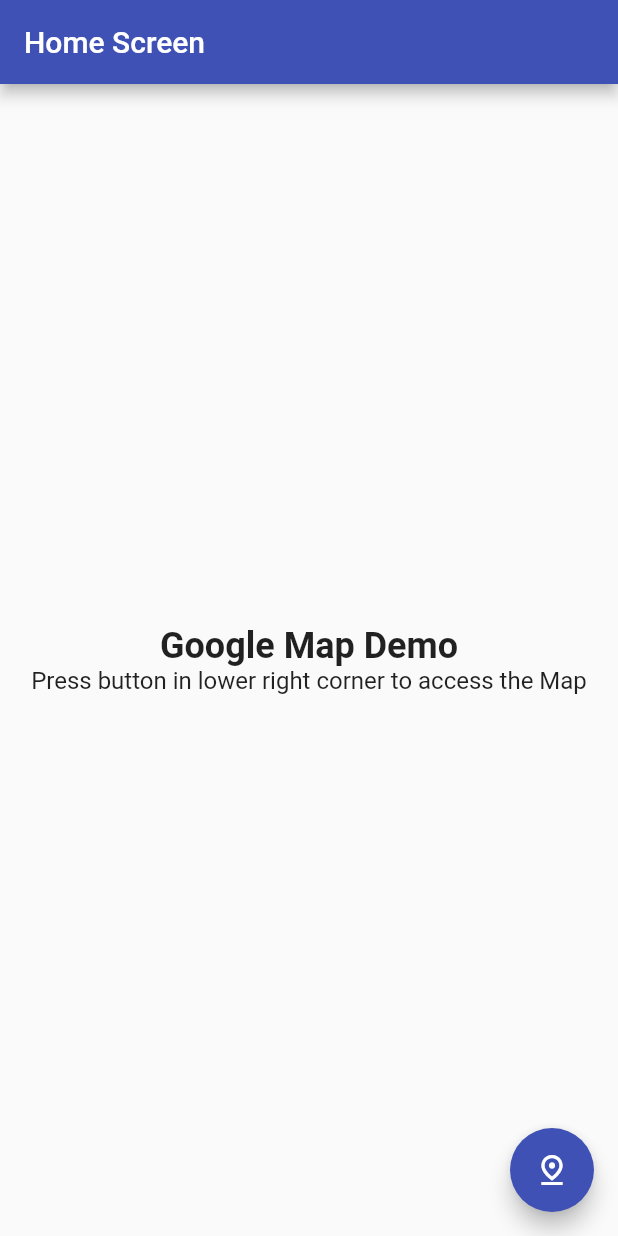
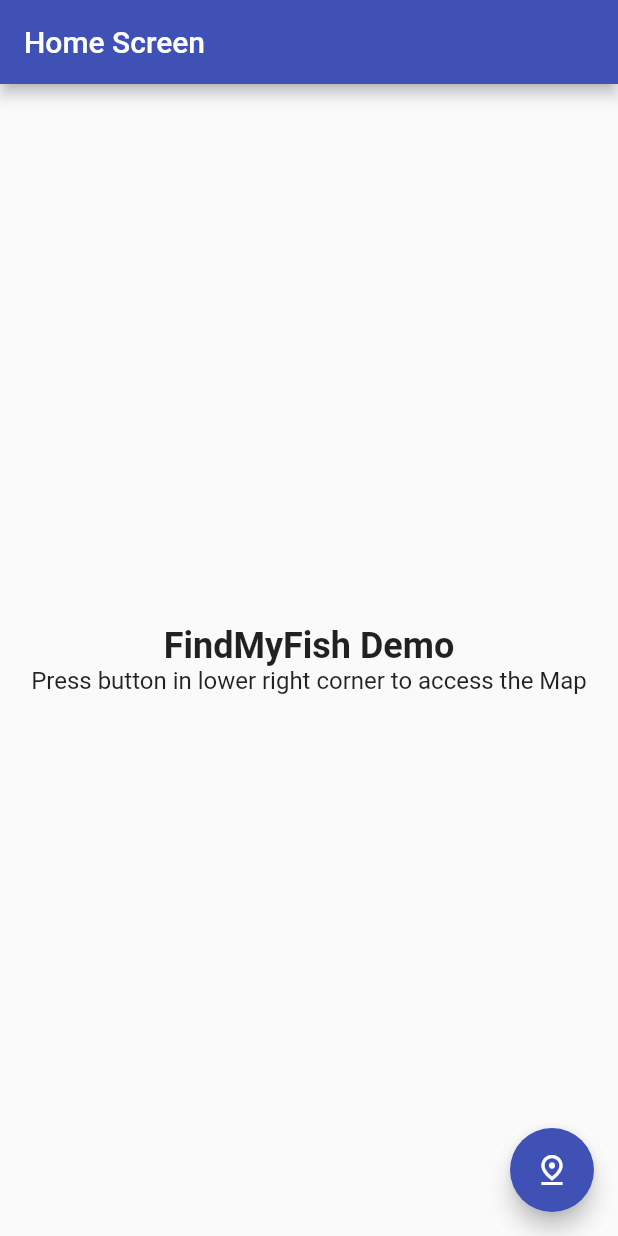
Before and after one commit to cindylin235/11250group19, a Flutter app: the screen it shows after launch, on a phone screen of 412 x 824 dp. Run offline on Flutter 3.47's test engine with Material 2 defaults, Android fonts, the phone set to English and light mode, and no system bars; our stand-ins replace cloud_firestore, firebase_core, google_maps_flutter; accounts and stored records are empty.

Commit message:
Changed main screen title

```diff
--- a/FindMyFish/lib/main.dart
+++ b/FindMyFish/lib/main.dart
@@ -64,7 +64,7 @@
           mainAxisAlignment: MainAxisAlignment.center,
           children: <Widget>[
             Text(
-              'Google Map Demo',
+              'FindMyFish Demo',
               style: TextStyle(
                 fontSize: 24,
                 fontWeight: FontWeight.bold
```
Also changed, not shown: FindMyFish/Assets/Bivensarm (1).jpg (deleted), FindMyFish/Assets/Bivensarm.jpg (deleted), FindMyFish/Assets/Lake-Alice-Gainesville-2006-34.jpg (deleted), FindMyFish/Assets/LakeAlice.jpg (deleted), FindMyFish/Assets/biven.jpg (deleted), FindMyFish/Assets/fishing marker 2.png (deleted), FindMyFish/Assets/fishing marker 3.png (deleted), FindMyFish/Assets/fishing marker 4.png (deleted), FindMyFish/Assets/fishing marker 5.png (deleted), FindMyFish/Assets/fishing marker.png (deleted), FindMyFish/Assets/new.png (deleted), FindMyFish/Assets/test.png (deleted), FindMyFish/Assets/test2.png (deleted), FindMyFish/Assets/test4 - Copy.png (deleted), 2 more files.
